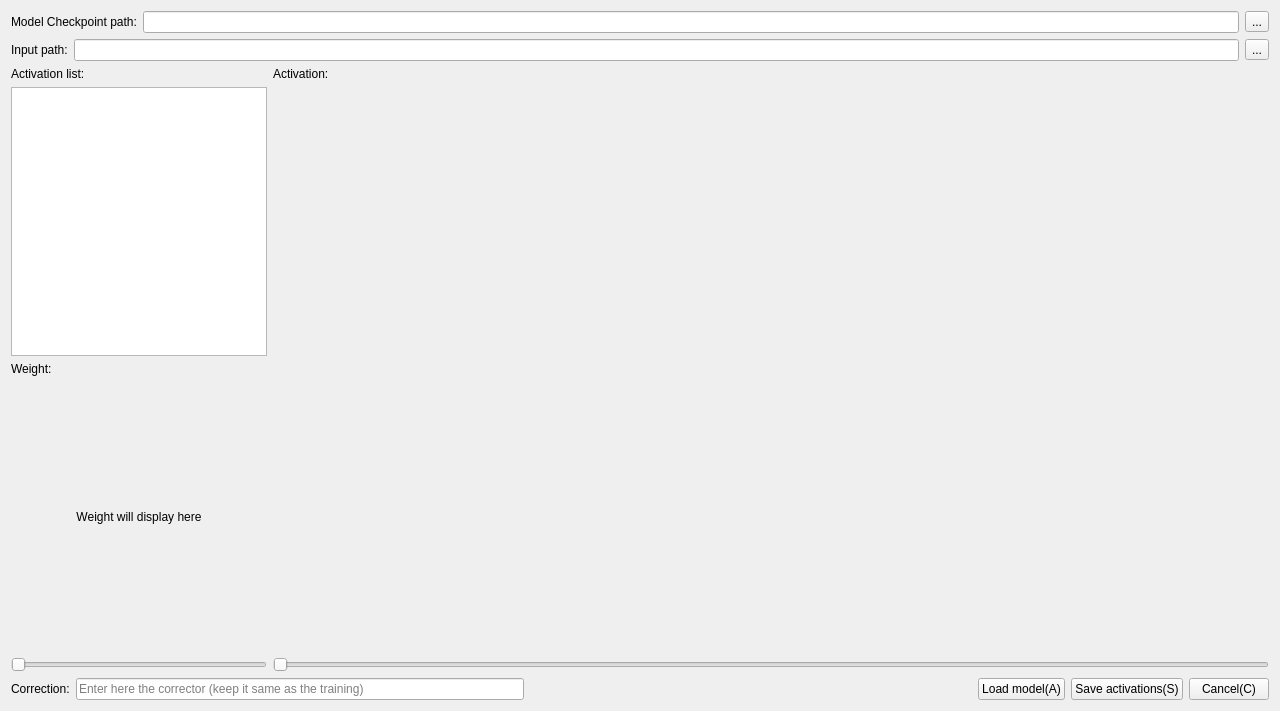
Qt form src/segmentpy/_taskManager/ActViewer.ui (ZeliangSu/SegmentPy) before a commit.
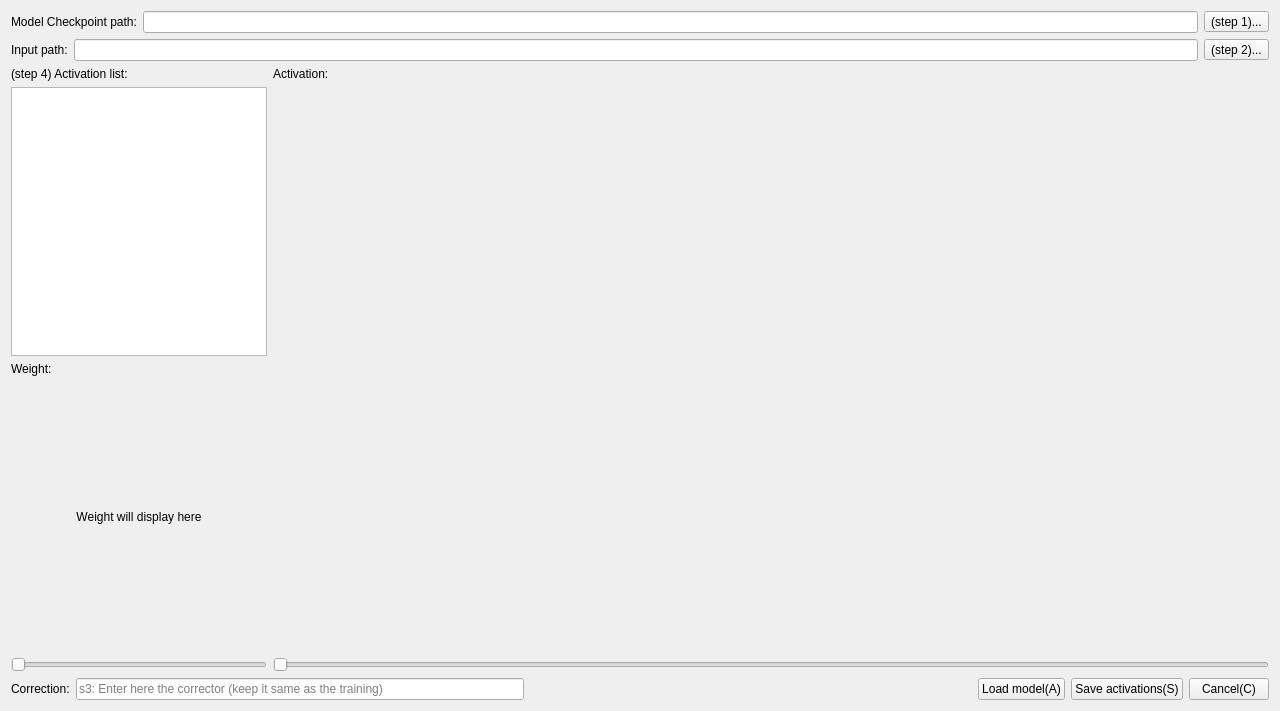
The same form after that commit.

The edit to the form file:
```diff
--- a/src/segmentpy/_taskManager/ActViewer.ui
+++ b/src/segmentpy/_taskManager/ActViewer.ui
@@ -37,7 +37,7 @@
        <item>
         <widget class="QToolButton" name="ckptButton">
          <property name="text">
-          <string>...</string>
+          <string>(step 1)...</string>
          </property>
         </widget>
        </item>
@@ -58,7 +58,7 @@
        <item>
         <widget class="QToolButton" name="inputButton">
          <property name="text">
-          <string>...</string>
+          <string>(step 2)...</string>
          </property>
         </widget>
        </item>
@@ -83,7 +83,7 @@
             </size>
            </property>
            <property name="text">
-            <string>Activation list:</string>
+            <string>(step 4) Activation list:</string>
            </property>
           </widget>
          </item>
@@ -198,7 +198,7 @@
        <item>
         <widget class="QLineEdit" name="corrector">
          <property name="placeholderText">
-          <string>Enter here the corrector (keep it same as the training)</string>
+          <string>s3: Enter here the corrector (keep it same as the training)</string>
          </property>
         </widget>
        </item>
```
